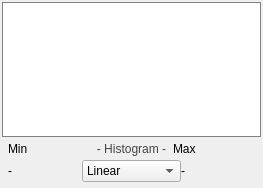
jessdtate/Seg3D, file src/QtUtils/Widgets/QtHistogramWidget.ui: the form before one commit.
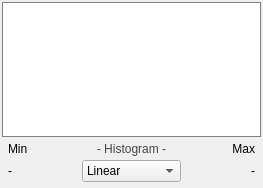
The form after the commit.

Commit message: Simplifying the action mechanism: - Moved ActionParameter inside the Action class, so the parameters are now specified as normal members. - Added a variant class to utils to replace the old mechanism where it was part of the action. - Clean up import and export actions so it does not hold on to data and tests input a bit more robustly. - Removed the Create functions in the actions as they were not used. - Removed the notion of key/argument when linking variables into the action, as this is now fully handled by the macro defining the action. - Fixed alignment within the Histogram Widget

The edit to the form file:
```diff
--- a/src/QtUtils/Widgets/QtHistogramWidget.ui
+++ b/src/QtUtils/Widgets/QtHistogramWidget.ui
@@ -162,11 +162,14 @@
                <item>
                 <widget class="QLabel" name="label_2">
                  <property name="layoutDirection">
-                  <enum>Qt::RightToLeft</enum>
+                  <enum>Qt::LeftToRight</enum>
                  </property>
                  <property name="text">
                   <string>Max</string>
                  </property>
+                 <property name="alignment">
+                  <set>Qt::AlignRight|Qt::AlignTrailing|Qt::AlignVCenter</set>
+                 </property>
                 </widget>
                </item>
               </layout>
@@ -235,11 +238,14 @@
             <item>
              <widget class="QLabel" name="max">
               <property name="layoutDirection">
-               <enum>Qt::RightToLeft</enum>
+               <enum>Qt::LeftToRight</enum>
               </property>
               <property name="text">
                <string>-</string>
               </property>
+              <property name="alignment">
+               <set>Qt::AlignRight|Qt::AlignTrailing|Qt::AlignVCenter</set>
+              </property>
              </widget>
             </item>
            </layout>
```
The commit also changes 199 other files.
